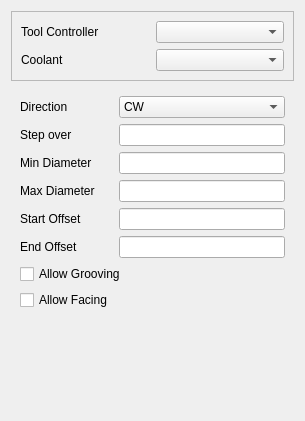
The window that src/Mod/Path/Gui/Resources/panels/PageOpTurnBaseEdit.ui (dubstar-04/FreeCAD) describes before a commit, drawn with Qt 5.
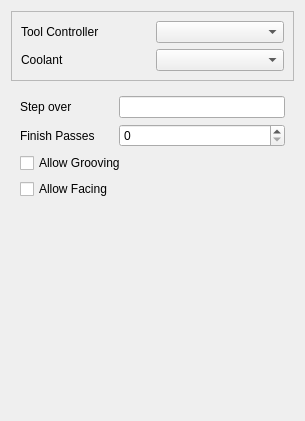
The same window after the commit. Custom widgets are drawn as their Qt base class.

The edit to the form file:
```diff
--- a/src/Mod/Path/Gui/Resources/panels/PageOpTurnBaseEdit.ui
+++ b/src/Mod/Path/Gui/Resources/panels/PageOpTurnBaseEdit.ui
@@ -58,94 +58,40 @@
     <widget class="QWidget" name="widget" native="true">
      <layout class="QGridLayout" name="gridLayout_2">
       <item row="0" column="0">
-       <widget class="QLabel" name="label_3">
-        <property name="text">
-         <string>Direction</string>
-        </property>
-       </widget>
-      </item>
-      <item row="0" column="1">
-       <widget class="QComboBox" name="direction">
-        <property name="toolTip">
-         <string>&lt;html&gt;&lt;head/&gt;&lt;body&gt;&lt;p&gt;The direction for the helix, clockwise or counter clockwise.&lt;/p&gt;&lt;/body&gt;&lt;/html&gt;</string>
-        </property>
-        <item>
-         <property name="text">
-          <string>CW</string>
-         </property>
-        </item>
-        <item>
-         <property name="text">
-          <string>CCW</string>
-         </property>
-        </item>
-       </widget>
-      </item>
-      <item row="1" column="0">
        <widget class="QLabel" name="label_4">
         <property name="text">
          <string>Step over</string>
         </property>
        </widget>
       </item>
-      <item row="1" column="1">
+      <item row="0" column="1">
        <widget class="Gui::InputField" name="stepOver"/>
       </item>
-      <item row="2" column="0">
+      <item row="1" column="0">
        <widget class="QLabel" name="label_5">
         <property name="text">
-         <string>Min Diameter</string>
+         <string>Finish Passes</string>
         </property>
        </widget>
       </item>
-      <item row="2" column="1">
-       <widget class="Gui::InputField" name="minDia"/>
+      <item row="1" column="1">
+       <widget class="QSpinBox" name="finishPasses"/>
       </item>
-      <item row="3" column="0">
-       <widget class="QLabel" name="label_6">
-        <property name="text">
-         <string>Max Diameter</string>
-        </property>
-       </widget>
-      </item>
-      <item row="3" column="1">
-       <widget class="Gui::InputField" name="maxDia"/>
-      </item>
-      <item row="4" column="0">
-       <widget class="QLabel" name="label_7">
-        <property name="text">
-         <string>Start Offset</string>
-        </property>
-       </widget>
-      </item>
-      <item row="4" column="1">
-       <widget class="Gui::InputField" name="startOffset"/>
-      </item>
-      <item row="5" column="0">
-       <widget class="QLabel" name="label_8">
-        <property name="text">
-         <string>End Offset</string>
-        </property>
-       </widget>
-      </item>
-      <item row="5" column="1">
-       <widget class="Gui::InputField" name="endOffset"/>
-      </item>
-      <item row="6" column="0" colspan="2">
+      <item row="2" column="0" colspan="2">
        <widget class="QCheckBox" name="allowGrooving">
         <property name="text">
          <string>Allow Grooving</string>
         </property>
        </widget>
       </item>
-      <item row="7" column="0">
+      <item row="3" column="0">
        <widget class="QCheckBox" name="allowFacing">
         <property name="text">
          <string>Allow Facing</string>
         </property>
        </widget>
       </item>
-      <item row="8" column="0">
+      <item row="4" column="0">
        <spacer name="verticalSpacer">
         <property name="orientation">
          <enum>Qt::Vertical</enum>
```
